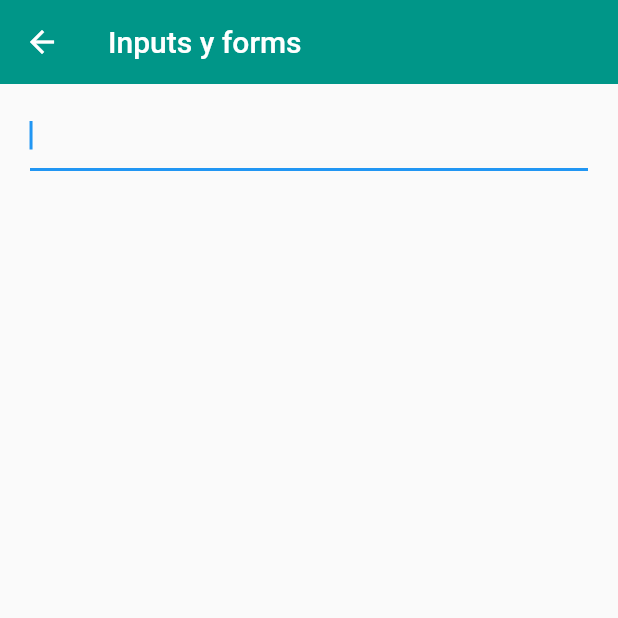
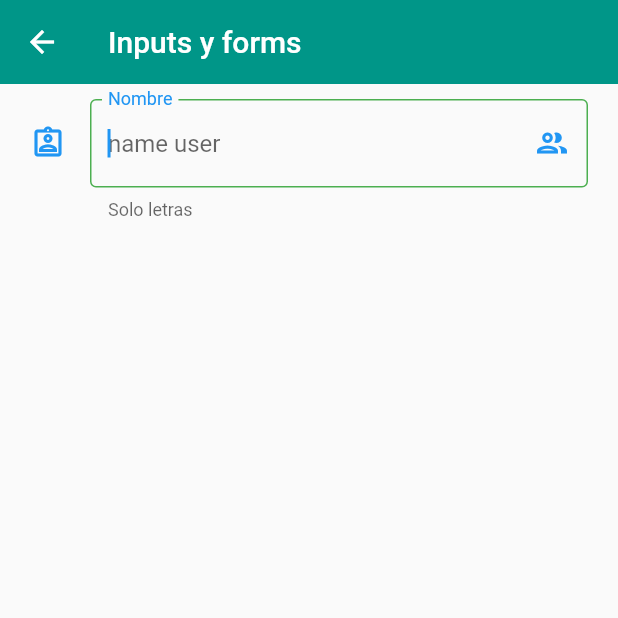
Before and after one commit to VictorAlas92/fl_component, a Flutter app: the InputsScreen screen opened by its route, on a phone screen of 412 x 824 dp, the top half of it. Run offline on Flutter 3.47's test engine with Material 2 defaults, Android fonts, the phone set to English and light mode, and no system bars.

Commit message:
88 perzonalizacion de textformfields _ se explican y se usan varias propuedades de el widget textformfield

```diff
--- a/lib/ui/screens/inputs_screen.dart
+++ b/lib/ui/screens/inputs_screen.dart
@@ -23,6 +23,33 @@ class InputsScreen extends StatelessWidget {
                   onChanged: (value) {
                     print(value);
                   },
+                  validator: (value) {
+                    if (value == null) return 'este campo es requerido';
+                    return value.length < 3 ? 'minimo de 3 letras' : null;
+                  },
+                  //*autovalidateMode condiciona el momento en que inicia a ejectarse el Validator
+                  //* este tambien puede ser usado en la parte del formulario y el se encargara
+                  //*de revisar todos los formfields y condicionar sus validator
+                  autovalidateMode: AutovalidateMode.onUserInteraction,
+                  decoration: const InputDecoration(
+                    hintText: 'name user',
+                    labelText: 'Nombre',
+                    helperText: 'Solo letras',
+                    // counterText: '3 caracteres',
+                    suffixIcon: Icon(Icons.group_outlined),
+                    // prefixIcon: Icon(Icons.group_rounded),
+                    icon: Icon(Icons.assignment_ind_outlined),
+                    focusedBorder: OutlineInputBorder(
+                        borderSide: BorderSide(color: Colors.green)),
+                    border: OutlineInputBorder(
+                      borderRadius: BorderRadius.only(
+                        bottomLeft: Radius.circular(10),
+                        // topLeft: Radius.circular(10),
+                        // bottomRight: Radius.circular(10),
+                        topRight: Radius.circular(10),
+                      ),
+                    ),
+                  ),
                 )
               ],
             ),
```
